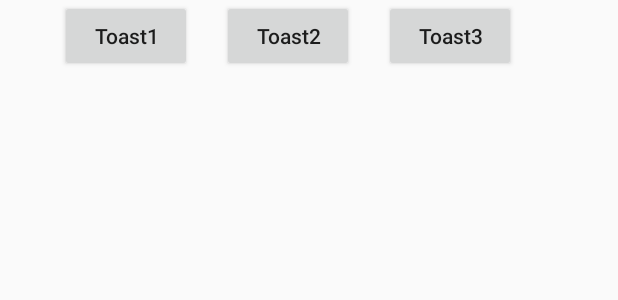
After one commit to mingzi12/UITest, an Android app: the layout activity_toast.xml on its own in the app's theme, with its tools: preview values and no code run, on a phone screen of 412 x 824 dp. The commit adds this screen. Shown: the top 300 px of the screen. Run offline under Robolectric (Android 15) with nearby library versions, the phone set to English and light mode, and no system bars.

Commit message:
Test how to use Toast

```diff
--- a/app/src/main/AndroidManifest.xml
+++ b/app/src/main/AndroidManifest.xml
@@ -4,7 +4,7 @@
 
     <application
         android:allowBackup="true"
-        android:icon="@mipmap/ic_launcher"
+        android:icon="@mipmap/ic_black_cat"
         android:label="@string/app_name"
         android:supportsRtl="true"
         android:theme="@style/AppTheme">
@@ -57,6 +57,10 @@
         <activity
             android:name=".viewflipper.DynamicViewFlipActivity"
             android:label="@string/title_activity_dynamic_view_flip"
+            android:theme="@style/AppTheme.NoActionBar" />
+        <activity
+            android:name=".toast.ToastActivity"
+            android:label="@string/title_activity_toast"
             android:theme="@style/AppTheme.NoActionBar"></activity>
     </application>
 
--- /dev/null
+++ b/app/src/main/res/layout/activity_toast.xml
@@ -0,0 +1,38 @@
+<?xml version="1.0" encoding="utf-8"?>
+<LinearLayout
+    xmlns:android="http://schemas.android.com/apk/res/android"
+    xmlns:tools="http://schemas.android.com/tools"
+    android:layout_width="match_parent"
+    android:layout_height="match_parent"
+    android:orientation="horizontal"
+    tools:context=".toast.ToastActivity"
+    >
+
+
+    <Button
+        android:layout_width="wrap_content"
+        android:layout_height="wrap_content"
+        android:layout_marginLeft="40dp"
+        android:textAllCaps="false"
+        android:text="Toast1"
+        android:id="@+id/toast1" />
+
+    <Button
+        android:layout_width="wrap_content"
+        android:layout_height="wrap_content"
+        android:textAllCaps="false"
+        android:layout_marginLeft="20dp"
+        android:text="Toast2"
+        android:id="@+id/toast2"
+         />
+
+    <Button
+        android:layout_width="wrap_content"
+        android:layout_height="wrap_content"
+        android:textAllCaps="false"
+        android:layout_marginLeft="20dp"
+        android:text="Toast3"
+        android:id="@+id/toast3"
+        />
+
+</LinearLayout>
--- a/app/src/main/res/values/strings.xml
+++ b/app/src/main/res/values/strings.xml
@@ -12,4 +12,5 @@
     <string name="title_activity_expandable_list_view">ExpandableListViewActivity</string>
     <string name="title_activity_view_flipper">ViewFlipperActivity</string>
     <string name="title_activity_dynamic_view_flip">DynamicViewFlipActivity</string>
+    <string name="title_activity_toast">ToastActivity</string>
 </resources>
```
Also changed, not shown: app/src/main/java/com/mingzi/uitest/MainActivity.java (+12 -1 lines), app/src/main/java/com/mingzi/uitest/toast/ToastActivity.java (added, +85 -0 lines), app/src/main/res/layout/activity_main.xml (+9 -0 lines), app/src/main/res/layout/content_toast.xml (added, +15 -0 lines), app/src/main/res/layout/view_toast_custom.xml (added, +23 -0 lines).
